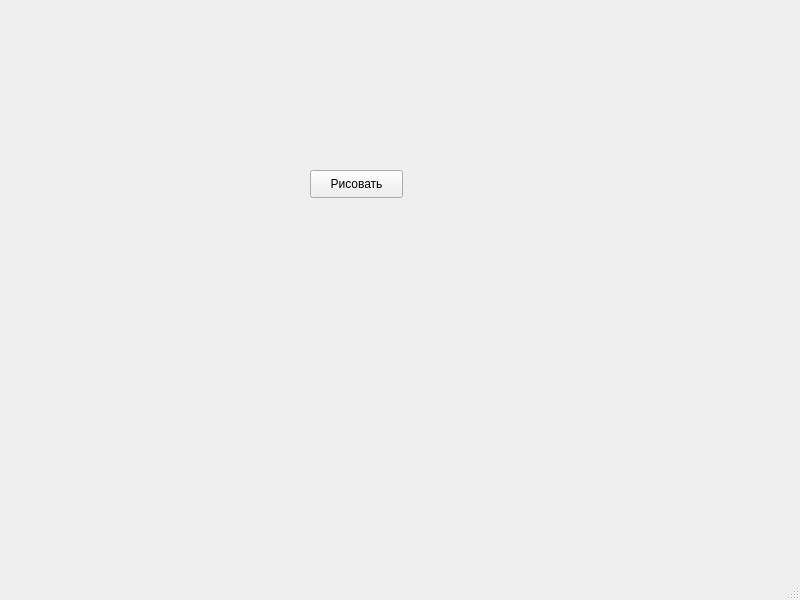
First picture: the form in UI.ui, repository boldirev-as/coffe-brake, before the edit.
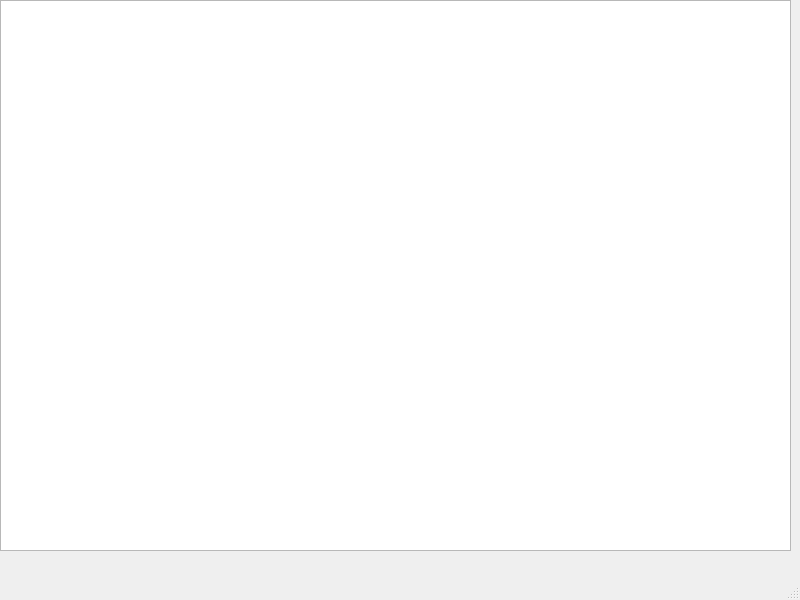
Second picture: the form after the edit.

Patch:
```diff
--- a/UI.ui
+++ b/UI.ui
@@ -14,18 +14,15 @@
    <string>MainWindow</string>
   </property>
   <widget class="QWidget" name="centralwidget">
-   <widget class="QPushButton" name="pushButton">
+   <widget class="QTableWidget" name="tableWidget">
     <property name="geometry">
      <rect>
-      <x>310</x>
-      <y>170</y>
-      <width>93</width>
-      <height>28</height>
+      <x>0</x>
+      <y>0</y>
+      <width>791</width>
+      <height>551</height>
      </rect>
     </property>
-    <property name="text">
-     <string>Рисовать</string>
-    </property>
    </widget>
   </widget>
   <widget class="QMenuBar" name="menubar">
```
